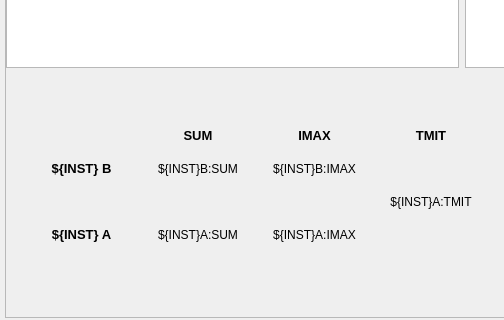
This is blenApp/ui/blen_waveforms.ui in slaclab/BunchLengthMonitor as Qt 5 draws it before an edit; both pictures show x 0 to 504 and y 481 to 801 of the 931 by 801 pixel window. The edited form follows.
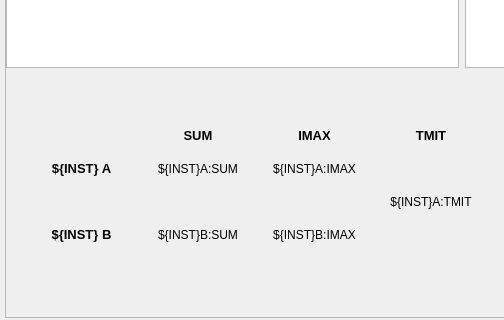
This is the edited form. Custom widgets are drawn as their Qt base class.

Commit message: MNT: re-order imax, sum on main pyro panel

Diff of the .ui file:
```diff
--- a/blenApp/ui/blen_waveforms.ui
+++ b/blenApp/ui/blen_waveforms.ui
@@ -549,7 +549,7 @@
            <string/>
           </property>
           <property name="text">
-           <string>${INST}A:SUM</string>
+           <string>${INST}B:SUM</string>
           </property>
           <property name="alignment">
            <set>Qt::AlignCenter</set>
@@ -600,7 +600,7 @@
            <string/>
           </property>
           <property name="text">
-           <string>${INST}A:IMAX</string>
+           <string>${INST}B:IMAX</string>
           </property>
           <property name="alignment">
            <set>Qt::AlignCenter</set>
@@ -631,7 +631,7 @@
            <enum>QFrame::NoFrame</enum>
           </property>
           <property name="text">
-           <string>${INST}B:SUM</string>
+           <string>${INST}A:SUM</string>
           </property>
           <property name="alignment">
            <set>Qt::AlignCenter</set>
@@ -694,7 +694,7 @@
            <enum>QFrame::NoFrame</enum>
           </property>
           <property name="text">
-           <string>${INST} B</string>
+           <string>${INST} A</string>
           </property>
           <property name="alignment">
            <set>Qt::AlignCenter</set>
@@ -746,7 +746,7 @@
            <enum>QFrame::NoFrame</enum>
           </property>
           <property name="text">
-           <string>${INST} A</string>
+           <string>${INST} B</string>
           </property>
           <property name="alignment">
            <set>Qt::AlignCenter</set>
@@ -774,7 +774,7 @@
            <enum>QFrame::NoFrame</enum>
           </property>
           <property name="text">
-           <string>${INST}B:IMAX</string>
+           <string>${INST}A:IMAX</string>
           </property>
           <property name="alignment">
            <set>Qt::AlignCenter</set>
```
Left out of the diff: 8 changed lines with no effect on the pictures.
